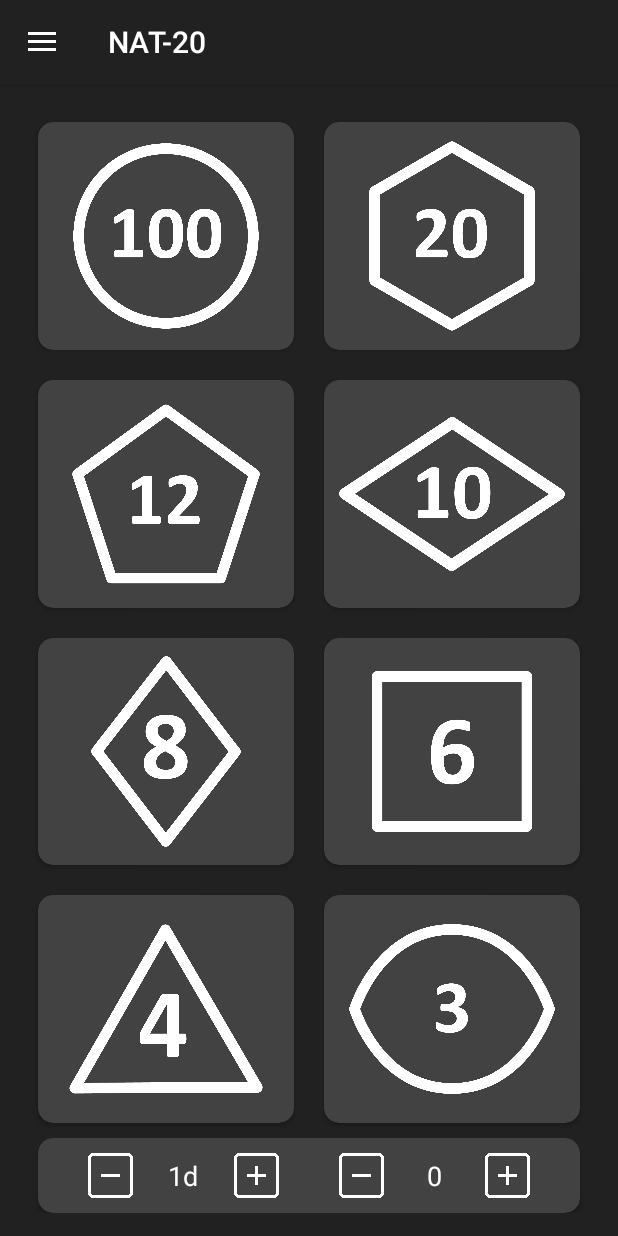
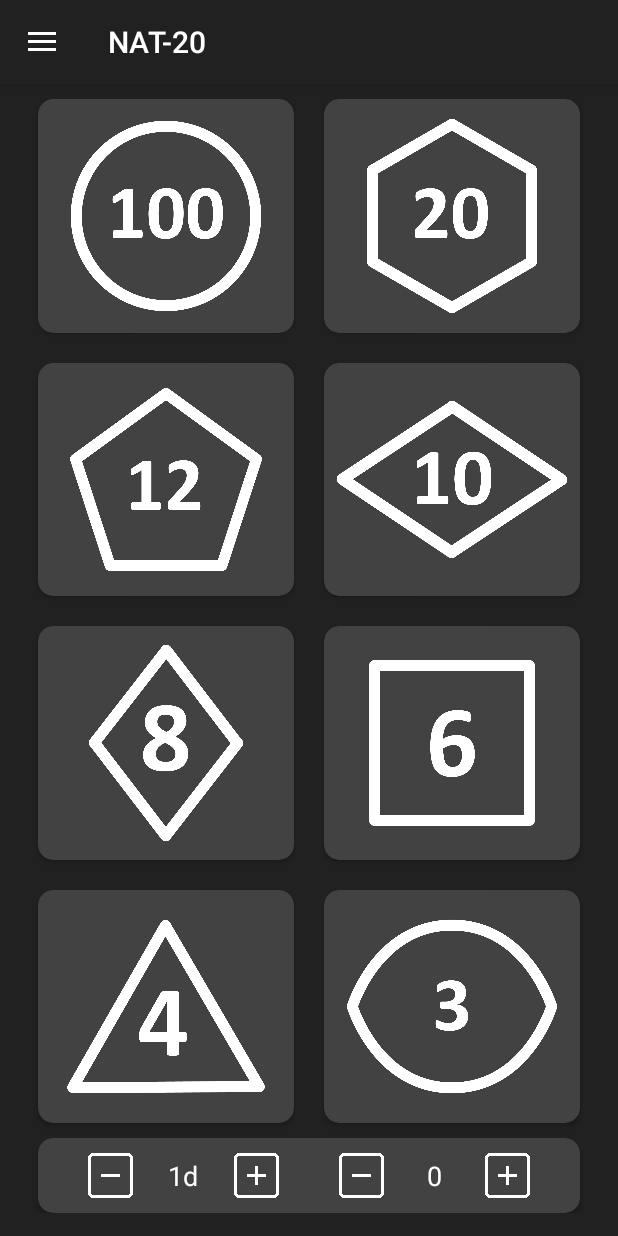
Before and after one commit to ggulcher/NAT-20-Roller, an Android app: the screen it shows after launch (MainActivity), on a phone screen of 412 x 824 dp. Run offline under Robolectric (Android 15) with nearby library versions, the phone set to English and light mode, and no system bars; our stand-ins replace navigation-ui; 1 statement that could not run was skipped.

Commit message:
UI Adjustment

```diff
--- a/Nat20Redux2/app/src/main/res/layout/fragment_dice.xml
+++ b/Nat20Redux2/app/src/main/res/layout/fragment_dice.xml
@@ -4,7 +4,9 @@
     xmlns:tools="http://schemas.android.com/tools"
     android:layout_width="match_parent"
     android:layout_height="match_parent"
-    android:padding="15dp"
+    android:paddingLeft="15dp"
+    android:paddingRight="15dp"
+    android:paddingBottom="15dp"
     tools:context=".ui.dice.DiceFragment">
 
     <androidx.cardview.widget.CardView
```
